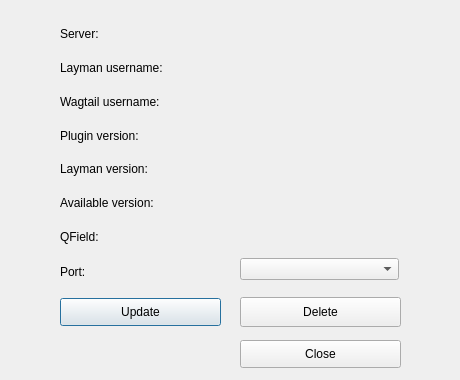
LESPROJEKT/qgis-layman-plugin, file dlg_userInfo.ui: the form before one commit.
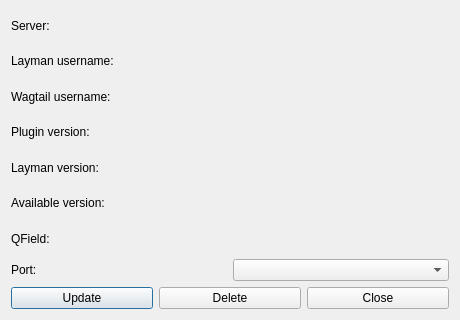
The form after the commit. Icons and pictures are not drawn.

Commit message: update userInfo UI, update importLayer UI

```diff
--- a/dlg_userInfo.ui
+++ b/dlg_userInfo.ui
@@ -5,14 +5,6 @@
   <property name="windowModality">
    <enum>Qt::ApplicationModal</enum>
   </property>
-  <property name="geometry">
-   <rect>
-    <x>0</x>
-    <y>0</y>
-    <width>460</width>
-    <height>380</height>
-   </rect>
-  </property>
   <property name="minimumSize">
    <size>
     <width>460</width>
@@ -21,52 +13,17 @@
   </property>
   <property name="maximumSize">
    <size>
-    <width>460</width>
-    <height>380</height>
+    <width>9999</width>
+    <height>9999</height>
    </size>
   </property>
   <property name="windowTitle">
    <string>Layman</string>
   </property>
-  <widget class="QPushButton" name="pushButton_update">
-   <property name="geometry">
-    <rect>
-     <x>60</x>
-     <y>298</y>
-     <width>161</width>
-     <height>28</height>
-    </rect>
-   </property>
-   <property name="text">
-    <string>Update</string>
-   </property>
-   <property name="icon">
-    <iconset>
-     <normaloff>icons/refresh.png</normaloff>icons/refresh.png</iconset>
-   </property>
-  </widget>
-  <widget class="QPushButton" name="pushButton_close">
-   <property name="geometry">
-    <rect>
-     <x>240</x>
-     <y>340</y>
-     <width>161</width>
-     <height>28</height>
-    </rect>
-   </property>
-   <property name="text">
-    <string>Close</string>
-   </property>
-  </widget>
-  <widget class="QWidget" name="verticalLayoutWidget">
-   <property name="geometry">
-    <rect>
-     <x>60</x>
-     <y>20</y>
-     <width>160</width>
-     <height>231</height>
-    </rect>
-   </property>
+  <layout class="QVBoxLayout" name="verticalLayout">
+   <item>
+    <layout class="QHBoxLayout" name="horizontalLayout">
+     <item>
    <layout class="QVBoxLayout" name="verticalLayout_3">
     <item>
      <widget class="QLabel" name="label_3">
@@ -118,16 +75,8 @@
      </widget>
     </item>
    </layout>
-  </widget>
-  <widget class="QWidget" name="verticalLayoutWidget_2">
-   <property name="geometry">
-    <rect>
-     <x>240</x>
-     <y>20</y>
-     <width>211</width>
-     <height>231</height>
-    </rect>
-   </property>
+     </item>
+     <item>
    <layout class="QVBoxLayout" name="verticalLayout_4">
     <item>
      <widget class="QLabel" name="label_server">
@@ -179,39 +128,38 @@
      </widget>
     </item>
    </layout>
-  </widget>
+     </item>
+    </layout>
+   </item>
+   <item>
+    <layout class="QHBoxLayout" name="horizontalLayout_2">
+     <item>
   <widget class="QLabel" name="label_7">
-   <property name="geometry">
-    <rect>
-     <x>60</x>
-     <y>258</y>
-     <width>158</width>
-     <height>27</height>
-    </rect>
-   </property>
    <property name="text">
     <string>Port:</string>
    </property>
   </widget>
-  <widget class="QComboBox" name="comboBox_port">
-   <property name="geometry">
-    <rect>
-     <x>240</x>
-     <y>258</y>
-     <width>159</width>
-     <height>22</height>
-    </rect>
-   </property>
-  </widget>
+     </item>
+     <item>
+      <widget class="QComboBox" name="comboBox_port"/>
+     </item>
+    </layout>
+   </item>
+   <item>
+    <layout class="QHBoxLayout" name="horizontalLayout_3">
+     <item>
+      <widget class="QPushButton" name="pushButton_update">
+       <property name="text">
+        <string>Update</string>
+       </property>
+       <property name="icon">
+        <iconset>
+         <normaloff>icons/refresh.png</normaloff>icons/refresh.png</iconset>
+       </property>
+      </widget>
+     </item>
+     <item>
   <widget class="QPushButton" name="pushButton_delete_user">
-   <property name="geometry">
-    <rect>
-     <x>240</x>
-     <y>297</y>
-     <width>161</width>
-     <height>30</height>
-    </rect>
-   </property>
    <property name="text">
     <string>Delete</string>
    </property>
@@ -220,6 +168,17 @@
      <normaloff>icons/delete_FILL0_wght500_GRAD0_opsz24.png</normaloff>icons/delete_FILL0_wght500_GRAD0_opsz24.png</iconset>
    </property>
   </widget>
+     </item>
+     <item>
+      <widget class="QPushButton" name="pushButton_close">
+       <property name="text">
+        <string>Close</string>
+       </property>
+      </widget>
+     </item>
+    </layout>
+   </item>
+  </layout>
  </widget>
  <resources/>
  <connections/>
```
Lines whose indentation alone changed are shown as unchanged. The commit also changes 2 other files.
